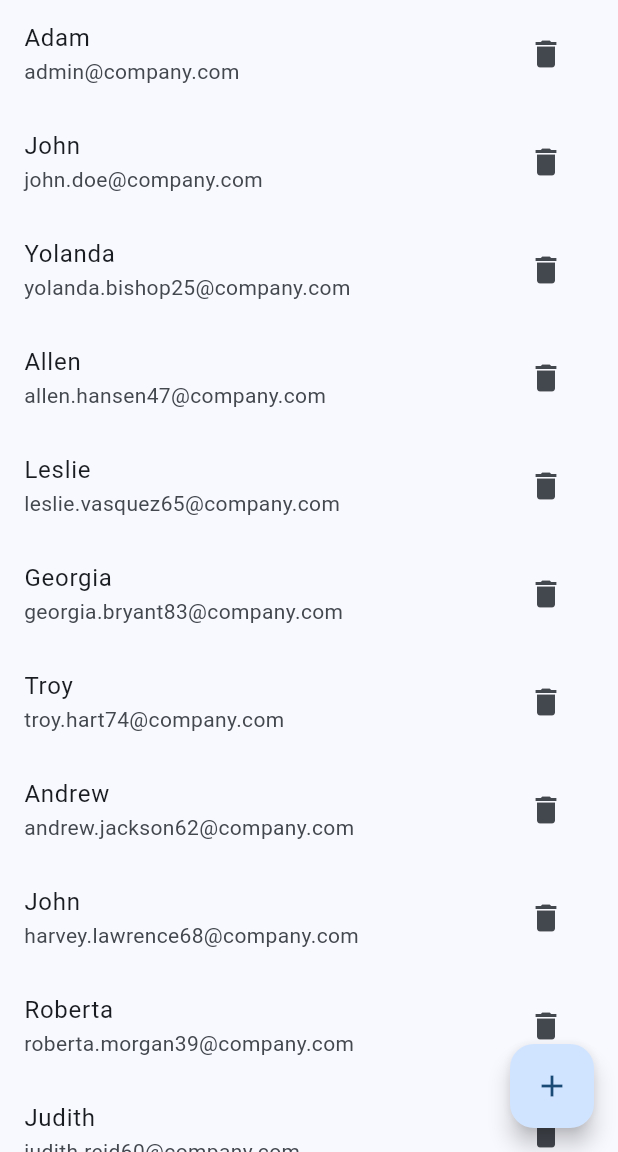
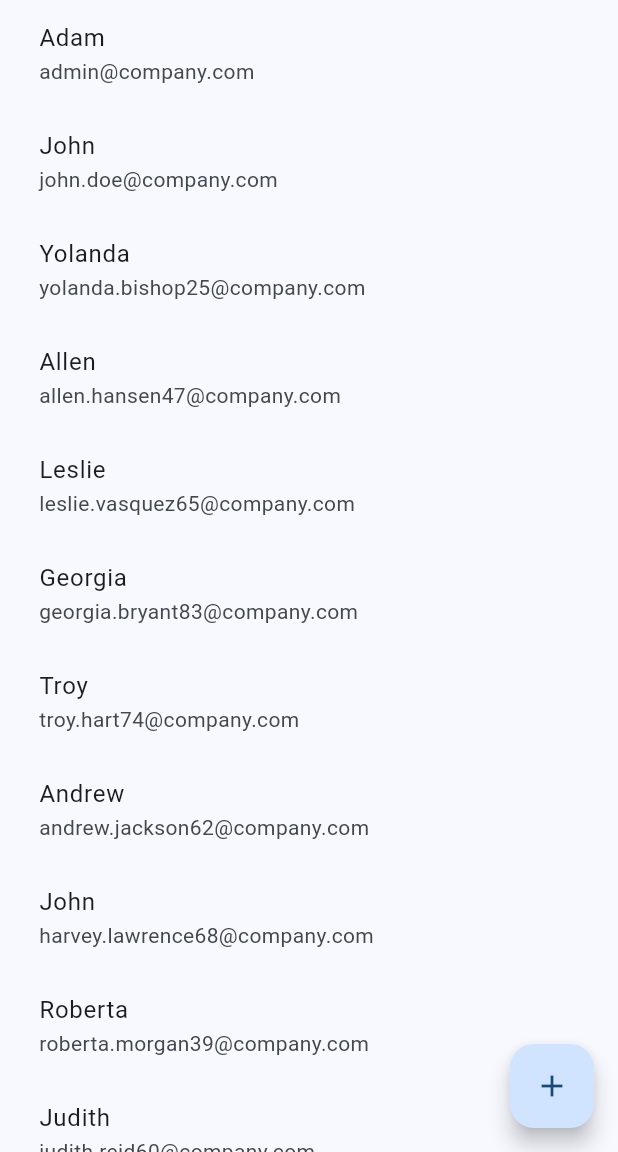
Before and after one commit to NadaMakkawy/task_7_bloc, a Flutter app: the screen it shows after launch, on a phone screen of 412 x 824 dp, the part 84-1236 px from its top. Run offline on Flutter 3.47's test engine with Material 3 defaults, Android fonts, the phone set to English and light mode, and no system bars; our stand-ins replace bloc, flutter_bloc; statements that could not run were skipped.

Commit message:
added add employee functionality and refactor code

```diff
--- a/lib/bloc/employee_bloc.dart
+++ b/lib/bloc/employee_bloc.dart
@@ -15,6 +15,7 @@ class EmployeeBloc extends Bloc<EmployeeEvent, EmployeeState> {
   EmployeeBloc(this._employeeRepository) : super(EmployeeLoadingState()) {
     on<LoadEmployeeEvent>(loadEmployee);
     on<DeleteEmployeeEvent>(deleteEmployee);
+    on<AddEmployeeEvent>(addEmployee);
   }
 
   // FutureOr<void> loadEmployee(
@@ -45,4 +46,10 @@ class EmployeeBloc extends Bloc<EmployeeEvent, EmployeeState> {
       emit(EmployeeLoadedState(_employees));
     }
   }
+
+  FutureOr<void> addEmployee(
+      AddEmployeeEvent event, Emitter<EmployeeState> emit) {
+    _employees.add(event.employee);
+    emit(EmployeeLoadedState(_employees));
+  }
 }
--- a/lib/bloc/employee_event.dart
+++ b/lib/bloc/employee_event.dart
@@ -10,3 +10,9 @@ class DeleteEmployeeEvent extends EmployeeEvent {
 
   DeleteEmployeeEvent(this.index);
 }
+
+class AddEmployeeEvent extends EmployeeEvent {
+  final Employee employee;
+
+  AddEmployeeEvent(this.employee);
+}
--- a/lib/pages/home_page.dart
+++ b/lib/pages/home_page.dart
@@ -2,7 +2,9 @@ import 'package:flutter/material.dart';
 import 'package:flutter_bloc/flutter_bloc.dart';
 
 import '../bloc/employee_bloc.dart';
-import '../cubit/counter_cubit.dart';
+
+import '../widgets/add_employee_widget.dart';
+import '../widgets/employees_list.dart';
 
 class HomePage extends StatefulWidget {
   const HomePage({super.key, required this.title});
@@ -42,24 +44,8 @@ class _HomePageState extends State<HomePage> {
             );
           }
           if (state is EmployeeLoadedState) {
-            return ListView.builder(
-              itemCount: state.employees.length,
-              itemBuilder: (context, index) => ListTile(
-                title: Text(
-                  state.employees[index].name?.first ?? 'No Name',
-                ),
-                subtitle: Text(
-                  state.employees[index].email ?? 'No Email',
-                ),
-                trailing: IconButton(
-                  icon: const Icon(Icons.delete),
-                  onPressed: () {
-                    context
-                        .read<EmployeeBloc>()
-                        .add(DeleteEmployeeEvent(index));
-                  },
-                ),
-              ),
+            return EmployeesList(
+              state: state,
             );
           }
           if (state is EmployeeErrorState) {
@@ -71,10 +57,27 @@ class _HomePageState extends State<HomePage> {
         },
       ),
       floatingActionButton: FloatingActionButton(
-        onPressed: () => context.read<CounterCubit>().increment(),
-        tooltip: 'Increment',
+        onPressed: () => _showAddEmployeeDialog(context),
+        tooltip: 'Add Employee',
         child: const Icon(Icons.add),
       ),
     );
   }
+
+  void _showAddEmployeeDialog(BuildContext context) {
+    final TextEditingController firstNameController = TextEditingController();
+    final TextEditingController lastNameController = TextEditingController();
+    final TextEditingController emailController = TextEditingController();
+
+    showDialog(
+      context: context,
+      builder: (BuildContext context) {
+        return AddEmployeeWidget(
+          firstNameController: firstNameController,
+          lastNameController: lastNameController,
+          emailController: emailController,
+        );
+      },
+    );
+  }
 }
--- /dev/null
+++ b/lib/widgets/employees_list.dart
@@ -0,0 +1,52 @@
+import 'package:flutter/material.dart';
+
+import 'package:flutter_bloc/flutter_bloc.dart';
+import '../bloc/employee_bloc.dart';
+
+class EmployeesList extends StatelessWidget {
+  final EmployeeLoadedState state;
+  const EmployeesList({
+    super.key,
+    required this.state,
+  });
+
+  @override
+  Widget build(BuildContext context) {
+    return ListView.builder(
+      itemCount: state.employees.length + 1,
+      itemBuilder: (context, index) => index < state.employees.length
+          ? Dismissible(
+              key: Key(state.employees[index].name?.first ?? 'No Name'),
+              background: Container(
+                color: Colors.red,
+                alignment: Alignment.centerRight,
+                child: const Icon(Icons.delete, color: Colors.white),
+              ),
+              onDismissed: (direction) {
+                context.read<EmployeeBloc>().add(DeleteEmployeeEvent(index));
+              },
+              direction: DismissDirection.endToStart,
+              child: Padding(
+                padding: const EdgeInsets.only(left: 10),
+                child: ListTile(
+                  title: Text(
+                    state.employees[index].name?.first ?? 'No Name',
+                  ),
+                  subtitle: Text(
+                    state.employees[index].email ?? 'No Email',
+                  ),
+                  // trailing: IconButton(
+                  //   icon: const Icon(Icons.delete),
+                  //   onPressed: () {
+                  //     context
+                  //         .read<EmployeeBloc>()
+                  //         .add(DeleteEmployeeEvent(index));
+                  //   },
+                  // ),
+                ),
+              ),
+            )
+          : Container(height: 60),
+    );
+  }
+}
```
Also changed, not shown: lib/widgets/add_employee_widget.dart (added, +64 -0 lines), assets/employees.json, lib/cubit/counter/counter_cubit.dart (renamed from lib/cubit/counter_cubit.dart), lib/cubit/counter/counter_state.dart (renamed from lib/cubit/counter_state.dart).
